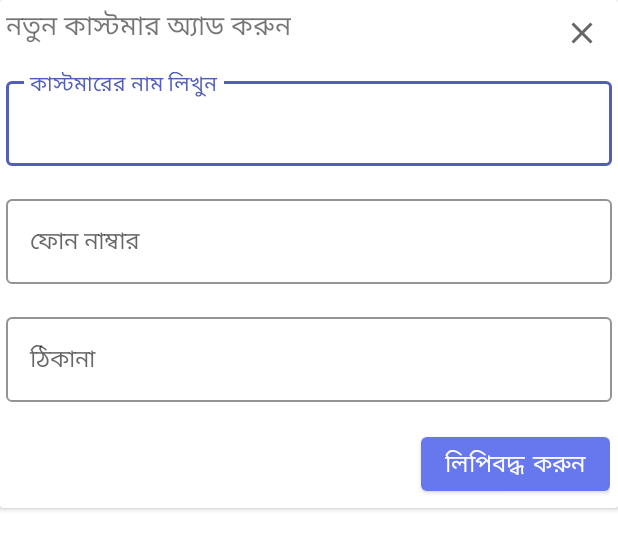
After one commit to msrkms/OStore, an Android app: the layout add_new_customer_layout.xml on its own in the app's theme, with its tools: preview values and no code run, on a phone screen of 412 x 824 dp. The commit adds this screen. Shown: the top 550 px of the screen. Run offline under Robolectric (Android 15) with nearby library versions, the phone set to English and light mode, and no system bars.

Commit message:
fragment sell addCustomer alertDialog UI Completed!!!

```diff
--- a/app/src/main/java/com/atlassoftwarepark/ostore/SellFragment.java
+++ b/app/src/main/java/com/atlassoftwarepark/ostore/SellFragment.java
@@ -1,5 +1,6 @@
 package com.atlassoftwarepark.ostore;
 
+import android.app.AlertDialog;
 import android.os.Bundle;
 
 import androidx.fragment.app.Fragment;
@@ -10,9 +11,12 @@ import android.view.ViewGroup;
 import android.widget.AdapterView;
 import android.widget.ArrayAdapter;
 import android.widget.HorizontalScrollView;
+import android.widget.ImageButton;
 import android.widget.Spinner;
 
 import com.google.android.material.button.MaterialButton;
+import com.google.android.material.textfield.TextInputEditText;
+import com.google.android.material.textview.MaterialTextView;
 
 import java.util.ArrayList;
 import java.util.List;
@@ -27,6 +31,7 @@ public class SellFragment extends Fragment {
     private Spinner spinnerCategory,spinnerTimeType,spinnerCustomer,spinnersellType;
     private HorizontalScrollView horizontalScrollViewInstallment;
     private MaterialButton materialButtonSell;
+    private MaterialTextView materialAddNewCustomer;
 
     // TODO: Rename parameter arguments, choose names that match
     // the fragment initialization parameters, e.g. ARG_ITEM_NUMBER
@@ -74,6 +79,16 @@ public class SellFragment extends Fragment {
         // Inflate the layout for this fragment
         View viewSell= inflater.inflate(R.layout.fragment_sell, container, false);
         spinnerCategory=(Spinner) viewSell.findViewById(R.id.spinnerAllProduct);
+        materialAddNewCustomer=(MaterialTextView)viewSell.findViewById(R.id.materialTextViewAddNewCustomer);
+
+        materialAddNewCustomer.setOnClickListener(new View.OnClickListener() {
+            @Override
+            public void onClick(View v) {
+                showDialog();
+            }
+        });
+
+
         ArrayAdapter<String> arrayAdapterCategory=new ArrayAdapter<String>(
                 getActivity(),
                 R.layout.support_simple_spinner_dropdown_item,
@@ -170,5 +185,31 @@ public class SellFragment extends Fragment {
 
     }
 
+    private void showDialog(){
+
+        View dialogCustomer = LayoutInflater.from(getContext()).inflate(R.layout.add_new_customer_layout,null);
+
+        ImageButton closeDiaglogThis;
+        TextInputEditText customerName,customerPhone,customerAddress;
+
+        customerName=(TextInputEditText)dialogCustomer.findViewById(R.id.textInputEditTextAddCustomerName);
+        customerPhone=(TextInputEditText)dialogCustomer.findViewById(R.id.textInputEditTextAddCustomerPhone);
+        customerAddress=(TextInputEditText)dialogCustomer.findViewById(R.id.textInputEditTextAddCustomerAddress);
+        closeDiaglogThis=(ImageButton)dialogCustomer.findViewById(R.id.closeDialogAddCustomer);
+
+        final AlertDialog alertDialog = new AlertDialog.Builder(getContext()).setView(dialogCustomer).create();
+        alertDialog.show();
+
+        closeDiaglogThis.setOnClickListener(new View.OnClickListener() {
+            @Override
+            public void onClick(View v) {
+                alertDialog.dismiss();
+            }
+        });
+
+
+
+    }
+
 
 }
--- /dev/null
+++ b/app/src/main/res/layout/add_new_customer_layout.xml
@@ -0,0 +1,142 @@
+<?xml version="1.0" encoding="utf-8"?>
+<RelativeLayout xmlns:android="http://schemas.android.com/apk/res/android"
+    android:layout_width="match_parent"
+    android:layout_height="match_parent"
+    xmlns:app="http://schemas.android.com/apk/res-auto">
+
+    <androidx.cardview.widget.CardView
+        android:id="@+id/popup_layout_add_borrow"
+        android:layout_width="match_parent"
+        android:layout_height="wrap_content"
+        app:layout_constraintBottom_toBottomOf="parent"
+        app:layout_constraintStart_toStartOf="parent"
+        app:layout_constraintTop_toTopOf="parent"
+        app:layout_constraintVertical_bias="0.084">
+
+        <LinearLayout
+            android:layout_width="match_parent"
+            android:layout_height="wrap_content"
+            android:orientation="vertical"
+            android:gravity="center_horizontal"
+            >
+
+            <LinearLayout
+                android:layout_width="match_parent"
+                android:layout_height="wrap_content"
+                android:orientation="horizontal"
+                android:weightSum="3"
+                >
+
+                <LinearLayout
+                    android:layout_width="match_parent"
+                    android:layout_height="wrap_content"
+                    android:layout_weight="1"
+                    >
+                    <com.google.android.material.textview.MaterialTextView
+                        android:layout_width="wrap_content"
+                        android:layout_height="wrap_content"
+                        android:text="নতুন কাস্টমার অ্যাড করুন"
+                        android:textSize="18sp"
+                        android:padding="4dp"
+                        />
+                </LinearLayout>
+
+                <LinearLayout
+                    android:layout_width="match_parent"
+                    android:layout_height="wrap_content"
+                    android:layout_weight="2"
+                    android:gravity="end"
+                    >
+                    <ImageButton
+                        android:id="@+id/closeDialogAddCustomer"
+                        android:layout_width="wrap_content"
+                        android:layout_height="wrap_content"
+                        android:src="@drawable/ic_baseline_close_24"
+                        android:backgroundTint="@android:color/transparent"/>
+                </LinearLayout>
+
+
+
+            </LinearLayout>
+
+
+
+            <com.google.android.material.textfield.TextInputLayout
+                android:layout_width="match_parent"
+                android:layout_height="wrap_content"
+                android:layout_margin="4dp"
+                android:hint="কাস্টমারের নাম লিখুন"
+                android:layout_weight="2"
+                style="@style/Widget.Ostore.TextInputLayout"
+                >
+
+                <com.google.android.material.textfield.TextInputEditText
+                    android:id="@+id/textInputEditTextAddCustomerName"
+                    android:layout_width="match_parent"
+                    android:layout_height="wrap_content"
+                    android:inputType="text"
+                    />
+
+            </com.google.android.material.textfield.TextInputLayout>
+
+
+            <com.google.android.material.textfield.TextInputLayout
+                android:layout_width="match_parent"
+                android:layout_height="wrap_content"
+                android:layout_margin="4dp"
+                android:hint="@string/vendorPhn"
+                android:layout_weight="2"
+                style="@style/Widget.Ostore.TextInputLayout"
+                >
+
+                <com.google.android.material.textfield.TextInputEditText
+                    android:id="@+id/textInputEditTextAddCustomerPhone"
+                    android:layout_width="match_parent"
+                    android:layout_height="wrap_content"
+                    android:inputType="number"
+                    />
+
+            </com.google.android.material.textfield.TextInputLayout>
+
+            <com.google.android.material.textfield.TextInputLayout
+                android:layout_width="match_parent"
+                android:layout_height="wrap_content"
+                android:layout_margin="4dp"
+                android:hint="@string/vendorAddress"
+                android:layout_weight="2"
+                style="@style/Widget.Ostore.TextInputLayout"
+                >
+
+                <com.google.android.material.textfield.TextInputEditText
+                    android:id="@+id/textInputEditTextAddCustomerAddress"
+                    android:layout_width="match_parent"
+                    android:layout_height="wrap_content"
+                    android:inputType="text"
+                    />
+
+            </com.google.android.material.textfield.TextInputLayout>
+
+            <LinearLayout
+                android:layout_width="match_parent"
+                android:layout_height="wrap_content"
+                android:orientation="vertical"
+                android:gravity="end"
+                android:padding="5dp"
+                >
+                <com.google.android.material.button.MaterialButton
+                    android:layout_width="wrap_content"
+                    android:layout_height="wrap_content"
+                    android:text="লিপিবদ্ধ করুন"
+                    android:textSize="16sp"
+                    android:textColor="#FFFFFF"
+                    />
+
+            </LinearLayout>
+
+
+        </LinearLayout>
+
+
+    </androidx.cardview.widget.CardView>
+
+</RelativeLayout>
```
